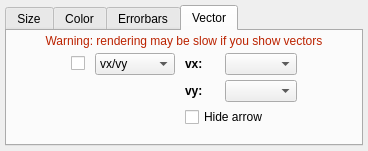
The window that glue/viewers/scatter/qt/layer_style_editor_scatter.ui (glue-viz/glue) describes before a commit, drawn with Qt 5.
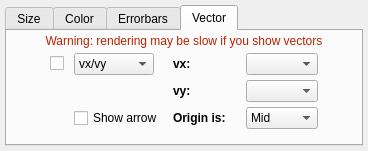
The same window after the commit. Custom widgets are drawn as their Qt base class.

Commit message: add arrow position and fix text

The edit to the form file:
```diff
--- a/glue/viewers/scatter/qt/layer_style_editor_scatter.ui
+++ b/glue/viewers/scatter/qt/layer_style_editor_scatter.ui
@@ -588,13 +588,6 @@
        <property name="verticalSpacing">
         <number>5</number>
        </property>
-       <item row="3" column="3" colspan="3">
-        <widget class="QCheckBox" name="bool_vector_hide_arrow">
-         <property name="text">
-          <string>Hide arrow</string>
-         </property>
-        </widget>
-       </item>
        <item row="4" column="3">
         <spacer name="verticalSpacer_3">
          <property name="orientation">
@@ -712,6 +705,53 @@
          </item>
         </widget>
        </item>
+       <item row="3" column="5">
+        <widget class="QComboBox" name="combosel_origin_pos">
+         <property name="currentText">
+          <string>Mid</string>
+         </property>
+         <item>
+          <property name="text">
+           <string>Mid</string>
+          </property>
+         </item>
+         <item>
+          <property name="text">
+           <string>Tail</string>
+          </property>
+         </item>
+         <item>
+          <property name="text">
+           <string>Middle</string>
+          </property>
+         </item>
+         <item>
+          <property name="text">
+           <string>Tip</string>
+          </property>
+         </item>
+        </widget>
+       </item>
+       <item row="3" column="3">
+        <widget class="QLabel" name="label_7">
+         <property name="font">
+          <font>
+           <weight>75</weight>
+           <bold>true</bold>
+          </font>
+         </property>
+         <property name="text">
+          <string>Origin is:</string>
+         </property>
+        </widget>
+       </item>
+       <item row="3" column="2">
+        <widget class="QCheckBox" name="bool_vector_show_arrow">
+         <property name="text">
+          <string>Show arrow</string>
+         </property>
+        </widget>
+       </item>
       </layout>
      </widget>
     </widget>
```
The commit also changes 3 other files.
